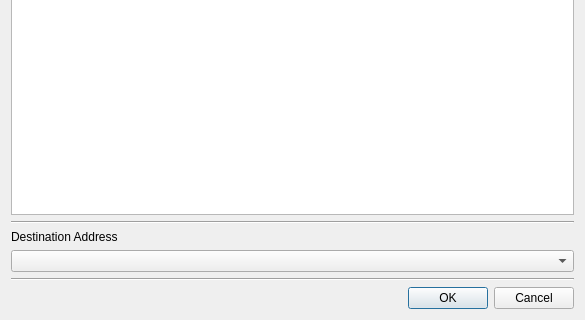
First picture: the form in src/nullifiermigration.ui, repository ycashfoundation/yecwallet, before the edit; both pictures show x 0 to 585 and y 336 to 656 of the 585 by 656 pixel window.
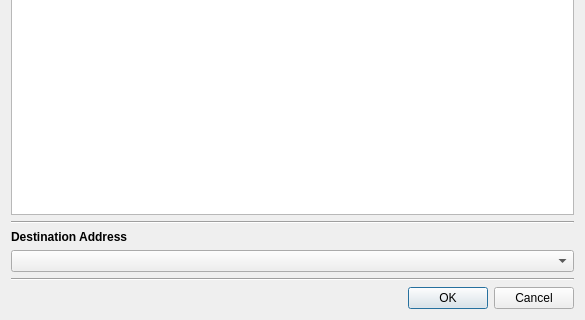
Second picture: the form after the edit. Custom widgets are drawn as their Qt base class.

Commit message: Format nullifier migration tool

```diff
--- a/src/nullifiermigration.ui
+++ b/src/nullifiermigration.ui
@@ -47,6 +47,12 @@
    </item>
    <item row="3" column="0">
     <widget class="QLabel" name="label_2">
+     <property name="font">
+      <font>
+       <weight>75</weight>
+       <bold>true</bold>
+      </font>
+     </property>
      <property name="text">
       <string>Destination Address</string>
      </property>
```
The commit also changes 1 other file.
